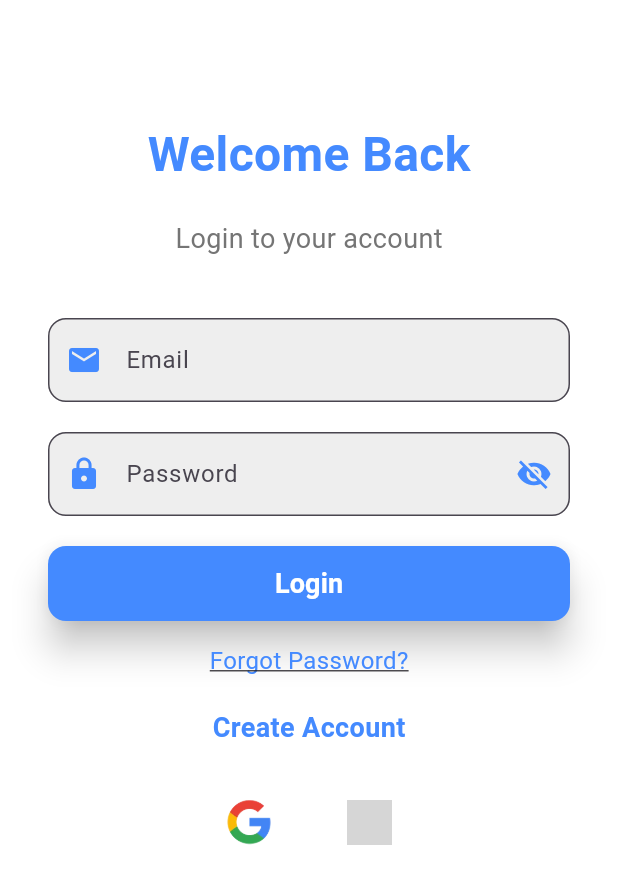
After one commit to Farid-Bastoros/Shroomify, a Flutter app: the screen it shows after launch, item 4 of the bottom bar chosen, after a tap on "Login", on a phone screen of 412 x 824 dp. The commit adds this screen. Shown: the top 884 px of the screen. Run offline on Flutter 3.47's test engine with Material 3 defaults, Android fonts, the phone set to English and light mode, and no system bars; our stand-ins replace animate_do, flutter_dotenv, flutter_markdown, google_fonts, image_picker, lucide_icons and 2 more; grey boxes are pictures that could not be loaded.

Commit message:
Designed and implemented the account login page UI and linked it to the home screen

```diff
--- /dev/null
+++ b/lib/screens/LoginPage.dart
@@ -0,0 +1,225 @@
+import 'package:flutter/material.dart';
+
+class LoginPage extends StatefulWidget {
+  @override
+  _LoginPageState createState() => _LoginPageState();
+}
+
+class _LoginPageState extends State<LoginPage> with TickerProviderStateMixin {
+  final TextEditingController emailController = TextEditingController();
+  final TextEditingController passwordController = TextEditingController();
+  bool isPasswordVisible = false;
+
+  late AnimationController _controller;
+  late Animation<double> _fadeInAnimation;
+
+  @override
+  void initState() {
+    super.initState();
+    _controller = AnimationController(
+      duration: const Duration(seconds: 2),
+      vsync: this,
+    );
+    _fadeInAnimation = Tween<double>(begin: 0, end: 1).animate(
+      CurvedAnimation(parent: _controller, curve: Curves.easeInOut),
+    );
+    _controller.forward();
+  }
+
+  @override
+  Widget build(BuildContext context) {
+    return Scaffold(
+      backgroundColor: Colors.white,
+      body: SafeArea(
+        child: Padding(
+          padding: const EdgeInsets.symmetric(horizontal: 32.0),
+          child: SingleChildScrollView(
+            child: Column(
+              mainAxisAlignment: MainAxisAlignment.center,
+              children: <Widget>[
+                SizedBox(height: 80),
+                FadeTransition(
+                  opacity: _fadeInAnimation,
+                  child: Text(
+                    "Welcome Back",
+                    style: TextStyle(
+                      fontSize: 32,
+                      fontWeight: FontWeight.bold,
+                      color: Colors.blueAccent,
+                    ),
+                  ),
+                ),
+                SizedBox(height: 20),
+                FadeTransition(
+                  opacity: _fadeInAnimation,
+                  child: Text(
+                    "Login to your account",
+                    style: TextStyle(
+                      fontSize: 18,
+                      color: Colors.grey[600],
+                    ),
+                  ),
+                ),
+                SizedBox(height: 40),
+                _buildEmailTextField(),
+                SizedBox(height: 20),
+                _buildPasswordTextField(),
+                SizedBox(height: 20),
+                _buildLoginButton(),
+                SizedBox(height: 15),
+                _buildForgotPassword(),
+                SizedBox(height: 20),
+                _buildCreateAccountOption(),
+                SizedBox(height: 20),
+                _buildSocialLoginButtons(),
+              ],
+            ),
+          ),
+        ),
+      ),
+    );
+  }
+
+  Widget _buildEmailTextField() {
+    return AnimatedContainer(
+      duration: Duration(milliseconds: 300),
+      child: TextField(
+        controller: emailController,
+        keyboardType: TextInputType.emailAddress,
+        decoration: InputDecoration(
+          labelText: "Email",
+          hintText: "Enter your email",
+          prefixIcon: Icon(Icons.email, color: Colors.blueAccent),
+          border: OutlineInputBorder(
+            borderRadius: BorderRadius.circular(12.0),
+          ),
+          filled: true,
+          fillColor: Colors.grey[200],
+        ),
+      ),
+    );
+  }
+
+  Widget _buildPasswordTextField() {
+    return AnimatedContainer(
+      duration: Duration(milliseconds: 300),
+      child: TextField(
+        controller: passwordController,
+        obscureText: !isPasswordVisible,
+        decoration: InputDecoration(
+          labelText: "Password",
+          hintText: "Enter your password",
+          prefixIcon: Icon(Icons.lock, color: Colors.blueAccent),
+          suffixIcon: IconButton(
+            icon: Icon(
+              isPasswordVisible ? Icons.visibility : Icons.visibility_off,
+              color: Colors.blueAccent,
+            ),
+            onPressed: () {
+              setState(() {
+                isPasswordVisible = !isPasswordVisible;
+              });
+            },
+          ),
+          border: OutlineInputBorder(
+            borderRadius: BorderRadius.circular(12.0),
+          ),
+          filled: true,
+          fillColor: Colors.grey[200],
+        ),
+      ),
+    );
+  }
+
+  Widget _buildLoginButton() {
+    return AnimatedContainer(
+      duration: Duration(milliseconds: 300),
+      child: ElevatedButton(
+        onPressed: () {
+        },
+        style: ElevatedButton.styleFrom(
+          minimumSize: Size(double.infinity, 50),
+          backgroundColor: Colors.blueAccent,
+          shape: RoundedRectangleBorder(
+            borderRadius: BorderRadius.circular(12),
+          ),
+          elevation: 10,
+        ),
+        child: Text(
+          "Login",
+          style: TextStyle(
+            fontSize: 18,
+            fontWeight: FontWeight.bold,
+            color: Colors.white,
+          ),
+        ),
+      ),
+    );
+  }
+
+  Widget _buildForgotPassword() {
+    return FadeTransition(
+      opacity: _fadeInAnimation,
+      child: GestureDetector(
+        onTap: () {
+        },
+        child: Text(
+          "Forgot Password?",
+          style: TextStyle(
+            fontSize: 16,
+            color: Colors.blueAccent,
+            decoration: TextDecoration.underline,
+          ),
+        ),
+      ),
+    );
+  }
+
+  Widget _buildCreateAccountOption() {
+    return FadeTransition(
+      opacity: _fadeInAnimation,
+      child: GestureDetector(
+        onTap: () {
+        },
+        child: Text(
+          "Create Account",
+          style: TextStyle(
+            fontSize: 18,
+            color: Colors.blueAccent,
+            fontWeight: FontWeight.bold,
+          ),
+        ),
+      ),
+    );
+  }
+
+  Widget _buildSocialLoginButtons() {
+    return FadeTransition(
+      opacity: _fadeInAnimation,
+      child: Row(
+        mainAxisAlignment: MainAxisAlignment.center,
+        children: <Widget>[
+          _socialButton("assets/images/google_logo.png", () {
+          }),
+          SizedBox(width: 20),
+          _socialButton("assets/images/facebook_logo.png", () {
+          }),
+        ],
+      ),
+    );
+  }
+
+  Widget _socialButton(String assetPath, void Function()? onPressed) {
+    return GestureDetector(
+      onTap: onPressed,
+      child: CircleAvatar(
+        radius: 30,
+        backgroundColor: Colors.white,
+        child: Image.asset(
+          assetPath,
+          height: 30,
+        ),
+      ),
+    );
+  }
+}
--- a/lib/screens/home_screen.dart
+++ b/lib/screens/home_screen.dart
@@ -3,6 +3,7 @@ import 'package:google_fonts/google_fonts.dart';
 import 'package:animate_do/animate_do.dart';
 import 'package:marquee/marquee.dart';
 import '/screens/MicroImageIdentification.dart';
+import '/screens/LoginPage.dart';
 
 class HomeScreen extends StatefulWidget {
   const HomeScreen({super.key});
@@ -13,32 +14,28 @@ class HomeScreen extends StatefulWidget {
 
 class _HomeScreenState extends State<HomeScreen> {
   bool showMushroomOfTheDay = true;
+  int _selectedIndex = 0;
+
+  void _onItemTapped(int index) {
+    setState(() {
+      _selectedIndex = index;
+    });
+
+    if (index == 3) {
+      Navigator.push(
+        context,
+        MaterialPageRoute(builder: (context) => LoginPage()),
+      );
+    }
+  }
 
   @override
   Widget build(BuildContext context) {
     return Scaffold(
-      // appBar: AppBar(
-      //   title: Text(
-      //     'Shroomify',
-      //     style: GoogleFonts.poppins(
-      //       fontSize: 24,
-      //       fontWeight: FontWeight.bold,
-      //       color: Colors.white,
-      //     ),
-      //   ),
-      //   backgroundColor: Colors.deepPurpleAccent,
-      //   centerTitle: true,
-      //   elevation: 5,
-      // ),
       appBar: AppBar(
         title: Row(
           mainAxisAlignment: MainAxisAlignment.center,
           children: [
-              // Icon(
-              //   Icons.local_florist,
-              //   color: Colors.white,
-              //   size: 28,
-              // ),
             SizedBox(width: 8),
             Text(
               '🍄 Shroomify 🔍',
@@ -54,7 +51,6 @@ class _HomeScreenState extends State<HomeScreen> {
         centerTitle: true,
         elevation: 5,
       ),
-
       body: Container(
         decoration: const BoxDecoration(
           gradient: LinearGradient(
@@ -248,7 +244,6 @@ class _HomeScreenState extends State<HomeScreen> {
                   ),
                 ),
               ),
-
             ),
           ],
         ),
@@ -259,6 +254,8 @@ class _HomeScreenState extends State<HomeScreen> {
         selectedItemColor: Colors.white,
         unselectedItemColor: Colors.white70,
         showUnselectedLabels: true,
+        currentIndex: _selectedIndex,
+        onTap: _onItemTapped,
         items: const [
           BottomNavigationBarItem(
             icon: Icon(Icons.home),
--- a/pubspec.yaml
+++ b/pubspec.yaml
@@ -82,6 +82,8 @@ flutter:
   assets:
     - assets/images/mush_cover.jpeg
     - assets/images/Tick.gif
+    - assets/images/google_logo.png
+    - assets/images/facebook_logo.png
     - .env
   # To add assets to your application, add an assets section, like this:
   # assets:
```
Also changed, not shown: assets/images/Facebook_logo.png (added), assets/images/google_logo.png (added). Lines whose indentation alone changed are shown as unchanged.
